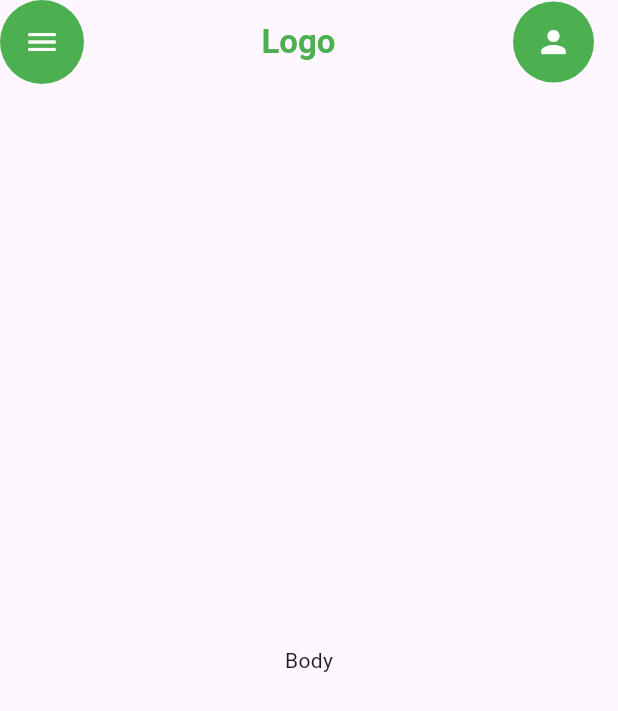
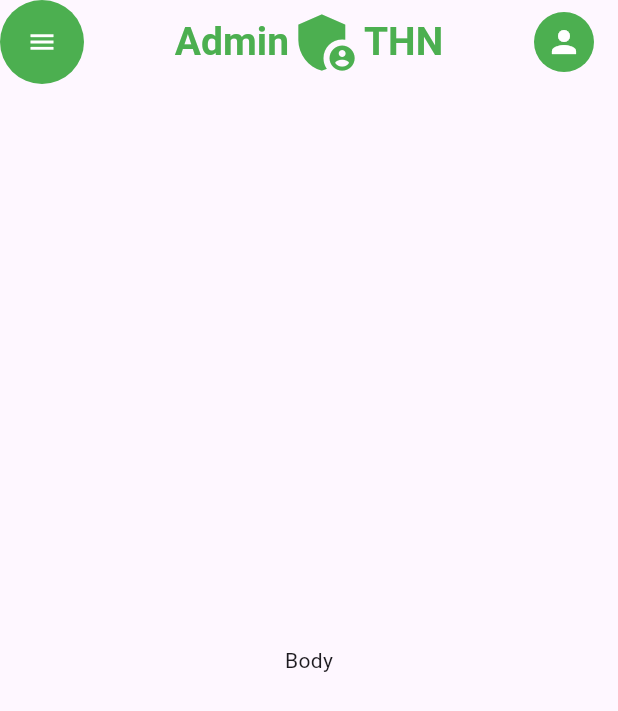
Before and after one commit to vodanghuy/QuanLySanCauLong, a Flutter app: the TrangChuAdmin screen opened directly, on a phone screen of 412 x 824 dp. Shown: the top 711 px of the screen. Run offline on Flutter 3.47's test engine with Material 3 defaults, Android fonts, the light colour scheme and no system bars; our stand-ins replace salomon_bottom_bar.

Commit message:
update ver1

```diff
--- a/QuanLySanCauLong/lib/screens/trang_chu_admin.dart
+++ b/QuanLySanCauLong/lib/screens/trang_chu_admin.dart
@@ -21,20 +21,20 @@ class TrangChuAdmin extends StatelessWidget {
           leading: isLargeScreen
               ? null
               : Container(
+            width: 40, // Giảm kích thước chiều rộng của hình tròn
+            height: 40, // Giảm kích thước chiều cao của hình tròn
             decoration: BoxDecoration(
               color: Colors.green, // Màu nền xanh lá cây
-              shape: BoxShape.circle,
+              shape: BoxShape.circle, // Định dạng hình tròn
             ),
-            child: SizedBox(
-              width: 40, // Đặt kích thước cố định cho nút
-              height: 40,
-              child: IconButton(
-                icon: const Icon(
-                  Icons.menu,
-                  color: Colors.white, // Icon màu trắng
-                ),
-                onPressed: () => _scaffoldKey.currentState?.openDrawer(),
+            child: IconButton(
+              padding: EdgeInsets.zero, // Loại bỏ padding mặc định của IconButton
+              icon: const Icon(
+                Icons.menu,
+                color: Colors.white, // Icon màu trắng
+                size: 20, // Kích thước của icon
               ),
+              onPressed: () => _scaffoldKey.currentState?.openDrawer(),
             ),
           ),
           title: Padding(
@@ -43,9 +43,15 @@ class TrangChuAdmin extends StatelessWidget {
               mainAxisAlignment: MainAxisAlignment.center,
               children: [
                 const Text(
-                  "Logo",
+                  "Admin",
                   style: TextStyle(
-                      color: Colors.green, fontWeight: FontWeight.bold),
+                      color: Colors.green, fontWeight: FontWeight.bold, fontSize: 26),
+                ),
+                const Icon(Icons.admin_panel_settings, size: 50, color: Colors.green),
+                const Text(
+                  "THN",
+                  style: TextStyle(
+                      color: Colors.green, fontWeight: FontWeight.bold, fontSize: 26),
                 ),
                 if (isLargeScreen) Expanded(child: _navBarItems())
               ],
@@ -60,8 +66,8 @@ class TrangChuAdmin extends StatelessWidget {
                   shape: BoxShape.circle,
                 ),
                 child: const SizedBox(
-                  width: 54, // Đặt kích thước cố định cho nút
-                  height: 54,
+                  width: 40, // Đặt kích thước cố định cho nút
+                  height: 40,
                   child: CircleAvatar(
                     backgroundColor: Colors.transparent,
                     child: _ProfileIcon(),
--- /dev/null
+++ b/QuanLySanCauLong/lib/screens/trang_chu_user.dart
@@ -0,0 +1,70 @@
+import 'package:flutter/material.dart';
+import 'package:salomon_bottom_bar/salomon_bottom_bar.dart';
+
+class TrangChuUser extends StatefulWidget {
+  const TrangChuUser({Key? key}) : super(key: key);
+
+  @override
+  State<TrangChuUser> createState() => _TrangChuUserState();
+}
+
+class _TrangChuUserState extends State<TrangChuUser> {
+  int _selectedIndex = 0;
+  @override
+  Widget build(BuildContext context) {
+    return Scaffold(
+      appBar: PreferredSize(
+        preferredSize: const Size.fromHeight(60), // Chiều cao AppBar
+        child: ClipRRect(
+          borderRadius: const BorderRadius.only(
+            bottomLeft: Radius.circular(20), // Bo góc dưới bên trái
+            bottomRight: Radius.circular(20), // Bo góc dưới bên phải
+          ),
+          child: AppBar(
+            backgroundColor: Colors.green, // Màu nền AppBar
+            title: const Text(
+              'Sân cầu lông THN',
+              style: TextStyle(
+                fontWeight: FontWeight.bold, // Chữ in đậm
+                color: Colors.white,
+                fontSize: 26,
+              ),
+            ),
+          ),
+        ),
+      ),
+      body: Center(
+        child: _navBarItems[_selectedIndex].title,
+      ),
+      bottomNavigationBar: SalomonBottomBar(
+          currentIndex: _selectedIndex,
+          selectedItemColor: const Color(0xff6200ee),
+          unselectedItemColor: const Color(0xff757575),
+          onTap: (index) {
+            setState(() {
+              _selectedIndex = index;
+            });
+          },
+          items: _navBarItems),
+    );
+  }
+}
+
+final _navBarItems = [
+  SalomonBottomBarItem(
+    icon: const Icon(Icons.home),
+    title: const Text("Trang chủ"),
+    selectedColor: Colors.purple,
+  ),
+
+  SalomonBottomBarItem(
+    icon: const Icon(Icons.search),
+    title: const Text("Tìm kiếm"),
+    selectedColor: Colors.orange,
+  ),
+  SalomonBottomBarItem(
+    icon: const Icon(Icons.settings),
+    title: const Text("Cài đặt"),
+    selectedColor: Colors.teal,
+  ),
+];
```
